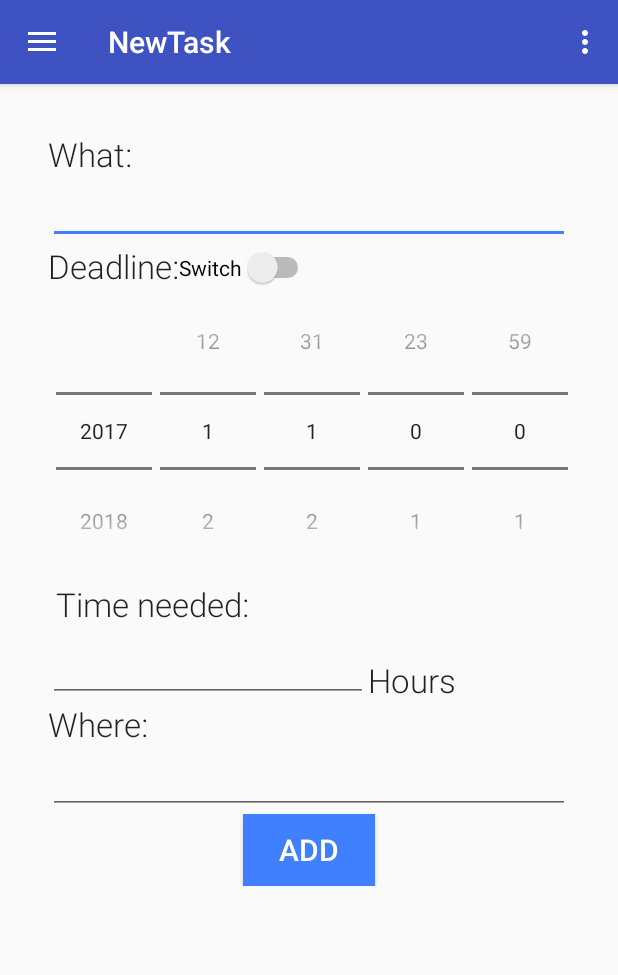
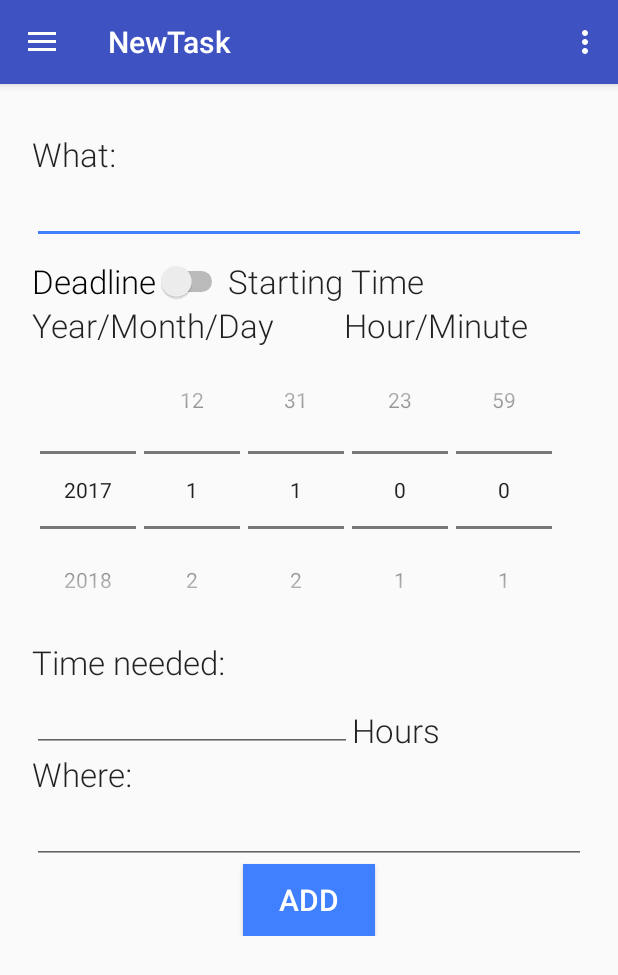
Before and after one commit to RunzeZheng/autoPlanner, an Android app: the NewTask screen opened directly, with no data from a screen before it, on a phone screen of 412 x 824 dp. Shown: the top 975 px of the screen. Run offline under Robolectric (Android 15) with nearby library versions, the phone set to English and light mode, and no system bars.

Commit message:
Runze Zheng

```diff
--- a/app/src/main/java/com/autoplanner/AllTasksView.java
+++ b/app/src/main/java/com/autoplanner/AllTasksView.java
@@ -58,7 +58,6 @@ public class AllTasksView extends AppCompatActivity implements NavigationView.On
             t.setWhat("Welcome to auto planner! There is no task. Please add a new task to get started.");
             t.setDeadline("2017 01 30 23 59");
             t.setWhere("Made by Runze Zheng");
-            t.setOrder(-1);
             taskList.add(t);
 
             SharedPreferences.Editor prefsEditor = prefs.edit();
@@ -103,10 +102,11 @@ public class AllTasksView extends AppCompatActivity implements NavigationView.On
         mRecyclerView.setLayoutManager(mLinearLayoutManager);
         mRecyclerView.addItemDecoration(new DividerItemDecoration(20, true));
 
-        /* create the adapter itself */
+        /* create the recycler adapter */
         mAdapter = new RecyclerAdapter(taskList);
         mRecyclerView.setAdapter(mAdapter);
 
+        //implement swipe to delete
         ItemTouchHelper.Callback callback = new TaskTouchHelper(mAdapter);
         ItemTouchHelper helper = new ItemTouchHelper(callback);
         helper.attachToRecyclerView(mRecyclerView);
--- a/app/src/main/java/com/autoplanner/NewTask.java
+++ b/app/src/main/java/com/autoplanner/NewTask.java
@@ -4,6 +4,7 @@ import android.content.Context;
 import android.content.Intent;
 import android.content.SharedPreferences;
 import android.os.Bundle;
+import android.support.annotation.ColorInt;
 import android.support.design.widget.NavigationView;
 import android.support.v4.view.GravityCompat;
 import android.support.v4.widget.DrawerLayout;
@@ -14,7 +15,9 @@ import android.view.Menu;
 import android.view.MenuItem;
 import android.view.View;
 import android.widget.Button;
+import android.widget.CompoundButton;
 import android.widget.NumberPicker;
+import android.widget.Switch;
 import android.widget.TextView;
 import android.widget.Toast;
 
@@ -22,6 +25,7 @@ import com.google.gson.Gson;
 
 public class NewTask extends AppCompatActivity implements NavigationView.OnNavigationItemSelectedListener {
     private String deadlineYear = "2017", deadlineMonth = "01", deadlineDay = "01", deadlineHour = "00", deadlineMinute = "00";
+    private boolean switchChecked = false;
 
     @Override
     protected void onCreate(Bundle savedInstanceState) {
@@ -41,9 +45,28 @@ public class NewTask extends AppCompatActivity implements NavigationView.OnNavig
 
         final Button submit = (Button) findViewById(R.id.addButton);
         final TextView what = (TextView) findViewById(R.id.whatText);
-        //final TextView deadline = (TextView) findViewById(R.id.deadlineText);
         final TextView duration = (TextView) findViewById(R.id.durationText);
         final TextView where = (TextView) findViewById(R.id.whereText);
+        final Switch typeSwitch = (Switch) findViewById(R.id.typeSwitch);
+        final TextView startingTimeTextView = (TextView) findViewById(R.id.startingTimeTextView);
+
+        typeSwitch.setChecked(false);
+        typeSwitch.setOnCheckedChangeListener(new CompoundButton.OnCheckedChangeListener() {
+            @Override
+            public void onCheckedChanged(CompoundButton buttonView, boolean isChecked) {
+                if (isChecked){
+                    //stating time mode
+                    startingTimeTextView.setTextColor(getResources().getColor(R.color.colorPrimary));
+                    typeSwitch.setTextColor(getResources().getColor(R.color.colorInactive));
+                    switchChecked = true;
+                }else{
+                    //deadline mode
+                    startingTimeTextView.setTextColor(getResources().getColor(R.color.colorInactive));
+                    typeSwitch.setTextColor(getResources().getColor(R.color.colorPrimary));
+                    switchChecked = false;
+                }
+            }
+        });
 
         NumberPicker yearPicker = (NumberPicker) findViewById(R.id.numberPicker);
         yearPicker.setMinValue(2017);
@@ -121,7 +144,9 @@ public class NewTask extends AppCompatActivity implements NavigationView.OnNavig
                     t.setDeadline(deadlineYear + "/" + deadlineMonth + "/" + deadlineDay + " " + deadlineHour + ":" + deadlineMinute);
                     t.setDuration(Double.parseDouble(duration.getText().toString()));
                     t.setWhere(where.getText().toString());
-                    t.setOrder(-1);
+                    if (switchChecked){
+                        t.setMode(true);
+                    }
                 }catch (Exception e){
                     Toast.makeText(getApplicationContext(), " WTF are you trying to create??? ", Toast.LENGTH_SHORT).show();
                     System.out.println(e);
--- a/app/src/main/res/layout/content_new_task.xml
+++ b/app/src/main/res/layout/content_new_task.xml
@@ -15,12 +15,12 @@
     <RelativeLayout xmlns:android="http://schemas.android.com/apk/res/android"
         xmlns:tools="http://schemas.android.com/tools"
         android:layout_width="match_parent"
-        android:layout_height="match_parent"
+        android:layout_height="wrap_content"
         android:paddingBottom="@dimen/activity_vertical_margin"
-        android:paddingLeft="@dimen/activity_horizontal_margin"
-        android:paddingRight="@dimen/activity_horizontal_margin"
         android:paddingTop="@dimen/activity_vertical_margin"
-        tools:context=".newTaskActivity">
+        tools:context=".newTaskActivity"
+        android:paddingLeft="5dp"
+        android:paddingRight="5dp">
 
         <TextView
             android:id="@+id/what"
@@ -41,15 +41,34 @@
             android:layout_below="@+id/what"
             android:layout_alignParentStart="true" />
 
-        <TextView
-            android:id="@+id/deadline"
+        <Switch
+            android:text="Deadline"
             android:layout_width="wrap_content"
             android:layout_height="wrap_content"
-            android:layout_alignParentStart="true"
+            android:id="@+id/typeSwitch"
+            android:textAppearance="@android:style/TextAppearance.Material.Large"
+            android:fontFamily="sans-serif-light"
             android:layout_below="@+id/whatText"
+            android:layout_marginTop="10dp" />
+
+        <TextView
+            android:text="Starting Time"
+            android:layout_width="wrap_content"
+            android:layout_height="wrap_content"
+            android:layout_alignBottom="@+id/typeSwitch"
+            android:id="@+id/startingTimeTextView"
+            android:textAppearance="@android:style/TextAppearance.Material.Large"
             android:fontFamily="sans-serif-light"
-            android:text="Deadline:"
-            android:textAppearance="?android:attr/textAppearanceLarge" />
+            android:layout_toEndOf="@+id/typeSwitch" />
+
+        <TextView
+            android:text="Year/Month/Day"
+            android:layout_width="wrap_content"
+            android:layout_height="wrap_content"
+            android:id="@+id/ymd"
+            android:textAppearance="@android:style/TextAppearance.Material.Large"
+            android:fontFamily="sans-serif-light"
+            android:layout_below="@+id/typeSwitch" />
 
         <NumberPicker
             android:layout_width="wrap_content"
@@ -58,41 +77,53 @@
             android:fadingEdge="none"
             android:fadingEdgeLength="10dip"
             android:overScrollMode="ifContentScrolls"
-            android:layout_alignParentLeft="false"
-            android:layout_alignLeft="@+id/deadline"
-            android:layout_below="@+id/deadline"
-            android:layout_margin="5dp" />
+            android:layout_alignParentStart="false"
+            android:layout_alignStart="@+id/ymd"
+            android:layout_below="@+id/ymd"
+            android:layout_margin="5dp"
+            android:layout_centerHorizontal="false" />
 
         <NumberPicker
             android:layout_width="wrap_content"
             android:layout_height="wrap_content"
             android:id="@+id/numberPicker2"
             android:layout_alignBottom="@+id/numberPicker"
-            android:layout_toRightOf="@+id/numberPicker" />
+            android:layout_toEndOf="@+id/numberPicker" />
 
         <NumberPicker
             android:layout_width="wrap_content"
             android:layout_height="wrap_content"
             android:id="@+id/numberPicker3"
             android:layout_alignBottom="@+id/numberPicker2"
-            android:layout_toRightOf="@+id/numberPicker2"
-            android:layout_marginLeft="5dp" />
+            android:layout_toEndOf="@+id/numberPicker2"
+            android:layout_marginStart="5dp" />
+
+        <TextView
+            android:text="Hour/Minute"
+            android:layout_width="wrap_content"
+            android:layout_height="wrap_content"
+            android:id="@+id/hm"
+            android:textAppearance="@android:style/TextAppearance.Material.Large"
+            android:fontFamily="sans-serif-light"
+            android:layout_below="@+id/typeSwitch"
+            android:layout_toEndOf="@+id/numberPicker3" />
 
         <NumberPicker
             android:layout_width="wrap_content"
             android:layout_height="wrap_content"
             android:id="@+id/numberPicker4"
-            android:layout_alignBottom="@+id/numberPicker3"
-            android:layout_toRightOf="@+id/numberPicker3"
-            android:layout_marginLeft="5dp" />
+            android:layout_marginLeft="5dp"
+            android:layout_below="@+id/hm"
+            android:layout_alignLeft="@+id/hm"
+            android:layout_marginTop="5dp" />
 
         <NumberPicker
             android:layout_width="wrap_content"
             android:layout_height="wrap_content"
             android:id="@+id/numberPicker5"
             android:layout_alignBottom="@+id/numberPicker4"
-            android:layout_toRightOf="@+id/numberPicker4"
-            android:layout_marginLeft="5dp" />
+            android:layout_toEndOf="@+id/numberPicker4"
+            android:layout_marginStart="5dp" />
 
         <TextView
             android:text="Time needed: "
@@ -101,8 +132,8 @@
             android:id="@+id/duration"
             android:textAppearance="@android:style/TextAppearance.Material.Large"
             android:fontFamily="sans-serif-light"
-            android:layout_below="@+id/numberPicker"
-            android:layout_margin="5dp"/>
+            android:layout_below="@+id/numberPicker4"
+            android:layout_marginTop="10dp" />
 
         <EditText
             android:layout_width="wrap_content"
@@ -117,10 +148,11 @@
             android:layout_width="wrap_content"
             android:layout_height="wrap_content"
             android:id="@+id/textView6"
-            android:layout_toRightOf="@+id/durationText"
+            android:layout_toEndOf="@+id/durationText"
             android:layout_alignBottom="@+id/durationText"
             android:textAppearance="@android:style/TextAppearance.Material.Large"
-            android:fontFamily="sans-serif-light" />
+            android:fontFamily="sans-serif-light"
+            android:layout_alignParentEnd="true" />
 
         <TextView
             android:id="@+id/where"
@@ -150,15 +182,7 @@
             android:background="@color/colorAccent"
             android:text="Add"
             android:textColor="#ffffff"
-            android:textSize="20dp"/>
-
-        <Switch
-            android:text="Switch"
-            android:layout_width="wrap_content"
-            android:layout_height="wrap_content"
-            android:layout_alignBottom="@+id/deadline"
-            android:layout_toEndOf="@+id/deadline"
-            android:id="@+id/typeSwitch" />
+            android:textSize="20sp"/>
 
     </RelativeLayout>
 </ScrollView>
--- a/app/src/main/res/values/colors.xml
+++ b/app/src/main/res/values/colors.xml
@@ -3,4 +3,5 @@
     <color name="colorPrimary">#3e52c2</color>
     <color name="colorPrimaryDark">#303F9F</color>
     <color name="colorAccent">#4080ff</color>
+    <color name="colorInactive">#000000</color>
 </resources>
```
Also changed, not shown: app/src/main/java/com/autoplanner/RecyclerAdapter.java (+12 -6 lines), app/src/main/java/com/autoplanner/Task.java (+9 -10 lines), app/src/main/java/com/autoplanner/sorter.java (+12 -7 lines).
